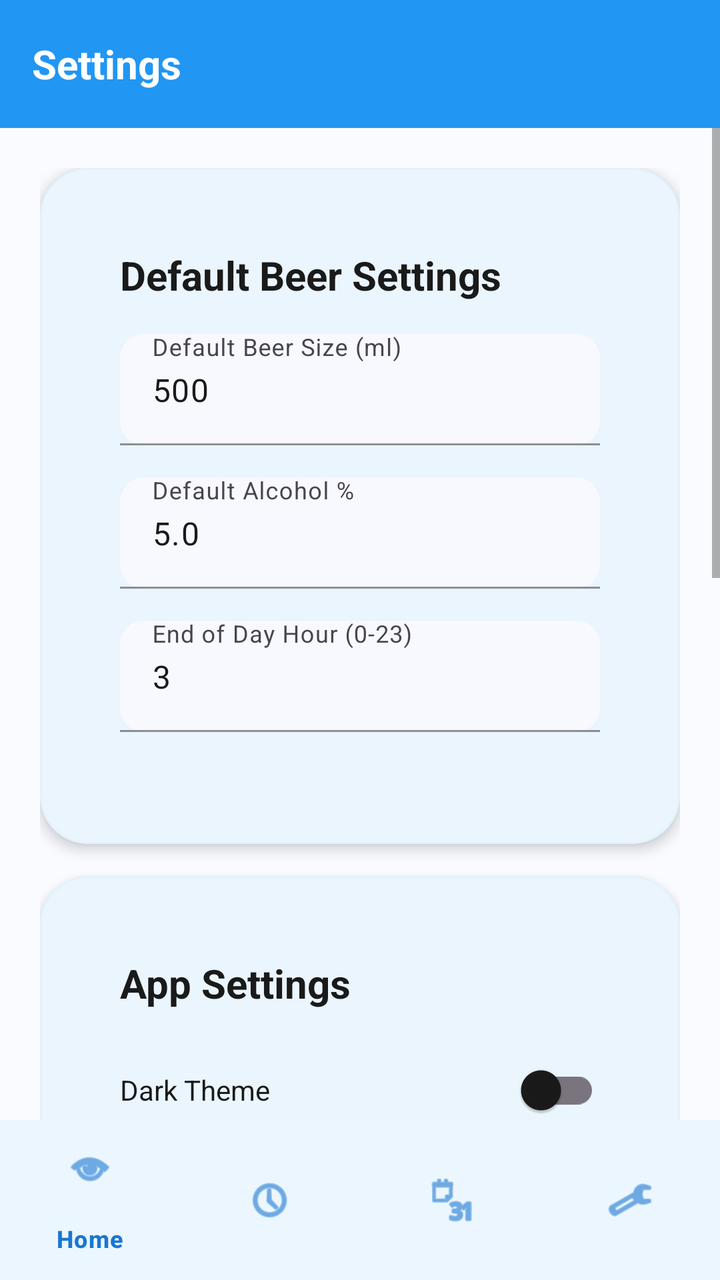
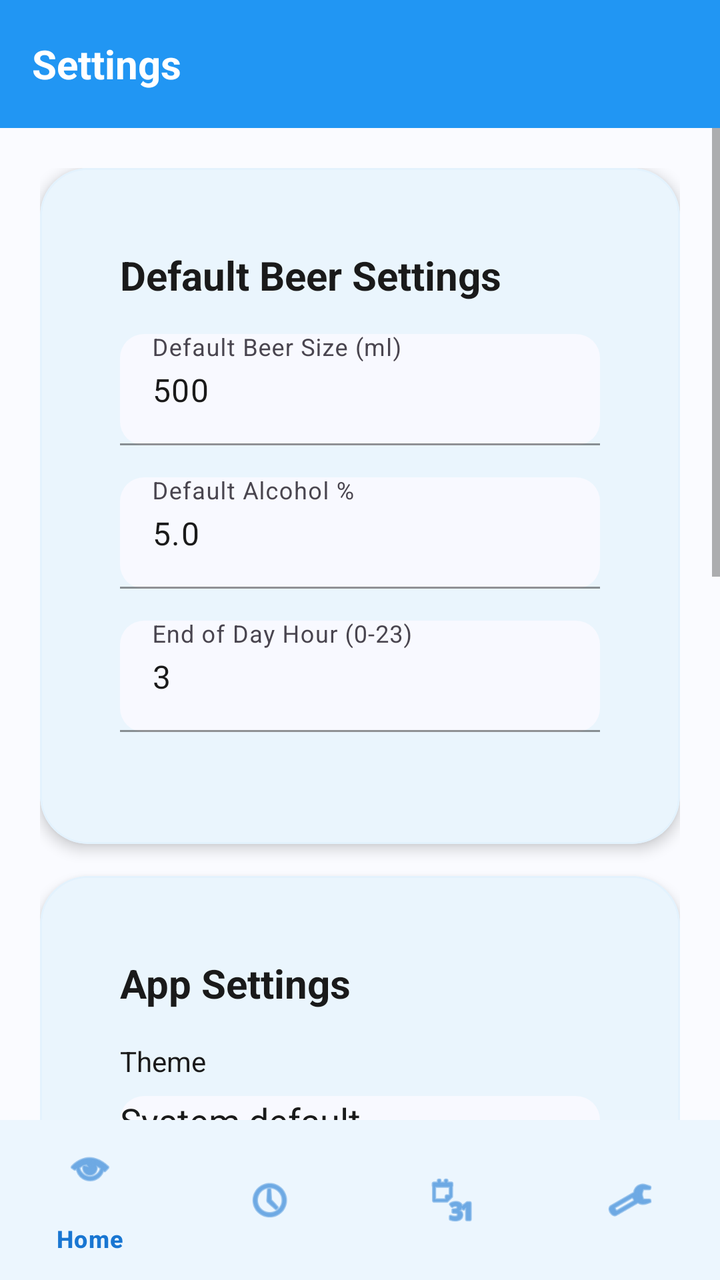

Before-and-after screenshots of an Android layout around one commit, followed by the original layout XML and the change that was made.
<!-- AndroidManifest.xml: activity theme Theme.BrewLog -->
<!-- res/layout/activity_settings.xml -->
<?xml version="1.0" encoding="utf-8"?>
<androidx.coordinatorlayout.widget.CoordinatorLayout xmlns:android="http://schemas.android.com/apk/res/android"
    xmlns:app="http://schemas.android.com/apk/res-auto"
    android:layout_width="match_parent"
    android:layout_height="match_parent">

    <com.google.android.material.appbar.AppBarLayout
        android:layout_width="match_parent"
        android:layout_height="wrap_content"
        android:background="@color/blue_500">

        <com.google.android.material.appbar.MaterialToolbar
            android:id="@+id/toolbar"
            android:layout_width="match_parent"
            android:layout_height="?attr/actionBarSize"
            android:background="@color/blue_500"
            app:title="Settings"
            app:titleTextAppearance="@style/TextAppearance.BrewLog.Title"
            app:titleTextColor="@color/white" />

    </com.google.android.material.appbar.AppBarLayout>

    <ScrollView
        android:layout_width="match_parent"
        android:layout_height="match_parent"
        app:layout_behavior="@string/appbar_scrolling_view_behavior">

        <LinearLayout
            android:layout_width="match_parent"
            android:layout_height="wrap_content"
            android:orientation="vertical"
            android:padding="20dp">

            
            <com.google.android.material.card.MaterialCardView
                android:layout_width="match_parent"
                android:layout_height="wrap_content"
                android:layout_marginBottom="16dp"
                style="@style/Widget.BrewLog.Card">

                <LinearLayout
                    android:layout_width="match_parent"
                    android:layout_height="wrap_content"
                    android:orientation="vertical"
                    android:padding="20dp">

                    <TextView
                        android:layout_width="wrap_content"
                        android:layout_height="wrap_content"
                        android:text="Default Beer Settings"
                        android:textAppearance="@style/TextAppearance.BrewLog.Title"
                        android:textColor="@color/text_primary"
                        android:layout_marginBottom="16dp" />

                    <com.google.android.material.textfield.TextInputLayout
                        android:id="@+id/beer_size_layout"
                        android:layout_width="match_parent"
                        android:layout_height="wrap_content"
                        android:layout_marginBottom="16dp"
                        android:hint="Default Beer Size (ml)"
                        style="@style/Widget.BrewLog.TextInputLayout">

                        <com.google.android.material.textfield.TextInputEditText
                            android:id="@+id/et_beer_size"
                            android:layout_width="match_parent"
                            android:layout_height="wrap_content"
                            android:inputType="number"
                            android:text="500" />

                    </com.google.android.material.textfield.TextInputLayout>

                    <com.google.android.material.textfield.TextInputLayout
                        android:id="@+id/beer_strength_layout"
                        android:layout_width="match_parent"
                        android:layout_height="wrap_content"
                        android:layout_marginBottom="16dp"
                        android:hint="Default Alcohol %"
                        style="@style/Widget.BrewLog.TextInputLayout">

                        <com.google.android.material.textfield.TextInputEditText
                            android:id="@+id/et_beer_strength"
                            android:layout_width="match_parent"
                            android:layout_height="wrap_content"
                            android:inputType="numberDecimal"
                            android:text="5.0" />

                    </com.google.android.material.textfield.TextInputLayout>

                    <com.google.android.material.textfield.TextInputLayout
                        android:layout_width="match_parent"
                        android:layout_height="wrap_content"
                        android:layout_marginBottom="16dp"
                        android:hint="End of Day Hour (0-23)"
                        style="@style/Widget.BrewLog.TextInputLayout">

                        <com.google.android.material.textfield.TextInputEditText
                            android:id="@+id/et_end_of_day"
                            android:layout_width="match_parent"
                            android:layout_height="wrap_content"
                            android:inputType="number"
                            android:text="3" />

                    </com.google.android.material.textfield.TextInputLayout>

                </LinearLayout>

            </com.google.android.material.card.MaterialCardView>

            
            <com.google.android.material.card.MaterialCardView
                android:layout_width="match_parent"
                android:layout_height="wrap_content"
                android:layout_marginBottom="16dp"
                style="@style/Widget.BrewLog.Card">

                <LinearLayout
                    android:layout_width="match_parent"
                    android:layout_height="wrap_content"
                    android:orientation="vertical"
                    android:padding="20dp">

                    <TextView
                        android:layout_width="wrap_content"
                        android:layout_height="wrap_content"
                        android:text="App Settings"
                        android:textAppearance="@style/TextAppearance.BrewLog.Title"
                        android:textColor="@color/text_primary"
                        android:layout_marginBottom="16dp" />

                    <LinearLayout
                        android:layout_width="match_parent"
                        android:layout_height="wrap_content"
                        android:orientation="horizontal"
                        android:gravity="center_vertical"
                        android:layout_marginBottom="16dp">

                        <TextView
                            android:layout_width="0dp"
                            android:layout_height="wrap_content"
                            android:layout_weight="1"
                            android:text="Dark Theme"
                            android:textColor="@color/text_primary" />

                        <com.google.android.material.switchmaterial.SwitchMaterial
                            android:id="@+id/switch_theme"
                            android:layout_width="wrap_content"
                            android:layout_height="wrap_content" />

                    </LinearLayout>

                    <LinearLayout
                        android:layout_width="match_parent"
                        android:layout_height="wrap_content"
                        android:orientation="horizontal"
                        android:gravity="center_vertical"
                        android:layout_marginBottom="16dp">

                        <TextView
                            android:layout_width="0dp"
                            android:layout_height="wrap_content"
                            android:layout_weight="1"
                            android:text="Prevent Screenshots"
                            android:textColor="@color/text_primary" />

                        <com.google.android.material.switchmaterial.SwitchMaterial
                            android:id="@+id/switch_secure"
                            android:layout_width="wrap_content"
                            android:layout_height="wrap_content" />

                    </LinearLayout>

                    <LinearLayout
                        android:layout_width="match_parent"
                        android:layout_height="wrap_content"
                        android:orientation="vertical"
                        android:layout_marginBottom="16dp">

                        <TextView
                            android:layout_width="wrap_content"
                            android:layout_height="wrap_content"
                            android:text="Start of Week"
                            android:textColor="@color/text_primary"
                            android:layout_marginBottom="8dp" />

                        <com.google.android.material.textfield.TextInputLayout
                            android:id="@+id/start_of_week_layout"
                            android:layout_width="match_parent"
                            android:layout_height="wrap_content"
                            style="@style/Widget.BrewLog.TextInputLayout">

                            <AutoCompleteTextView
                                android:id="@+id/et_start_of_week"
                                android:layout_width="match_parent"
                                android:layout_height="wrap_content"
                                android:inputType="none"
                                android:focusable="true"
                                android:clickable="true"
                                android:focusableInTouchMode="true"
                                android:text="Monday" />

                        </com.google.android.material.textfield.TextInputLayout>

                    </LinearLayout>

                    
                    <com.google.android.material.button.MaterialButton
                        android:id="@+id/btn_save_settings"
                        android:layout_width="match_parent"
                        android:layout_height="wrap_content"
                        android:layout_marginTop="16dp"
                        android:text="Save Settings"
                        app:icon="@android:drawable/ic_menu_save"
                        app:iconGravity="textStart"
                        app:iconPadding="8dp"
                        style="@style/Widget.BrewLog.Button" />

                </LinearLayout>

            </com.google.android.material.card.MaterialCardView>

            
            <com.google.android.material.card.MaterialCardView
                android:layout_width="match_parent"
                android:layout_height="wrap_content"
                android:layout_marginBottom="16dp"
                style="@style/Widget.BrewLog.Card">

                <LinearLayout
                    android:layout_width="match_parent"
                    android:layout_height="wrap_content"
                    android:orientation="vertical"
                    android:padding="20dp">

                    <TextView
                        android:layout_width="wrap_content"
                        android:layout_height="wrap_content"
                        android:text="Data Management"
                        android:textAppearance="@style/TextAppearance.BrewLog.Title"
                        android:textColor="@color/text_primary"
                        android:layout_marginBottom="16dp" />

                    <com.google.android.material.button.MaterialButton
                        android:id="@+id/btn_export"
                        android:layout_width="match_parent"
                        android:layout_height="wrap_content"
                        android:layout_marginBottom="12dp"
                        android:text="Export Data"
                        app:icon="@android:drawable/ic_menu_upload"
                        app:iconGravity="textStart"
                        app:iconPadding="8dp"
                        style="@style/Widget.BrewLog.Button.Outlined" />

                    <com.google.android.material.button.MaterialButton
                        android:id="@+id/btn_import"
                        android:layout_width="match_parent"
                        android:layout_height="wrap_content"
                        android:layout_marginBottom="12dp"
                        android:text="Import Data"
                        app:icon="@android:drawable/ic_menu_upload"
                        app:iconGravity="textStart"
                        app:iconPadding="8dp"
                        style="@style/Widget.BrewLog.Button.Outlined" />

                    <com.google.android.material.button.MaterialButton
                        android:id="@+id/btn_delete_all"
                        android:layout_width="match_parent"
                        android:layout_height="wrap_content"
                        android:layout_marginBottom="12dp"
                        android:text="Delete All Data"
                        app:icon="@android:drawable/ic_menu_delete"
                        app:iconGravity="textStart"
                        app:iconPadding="8dp"
                        style="@style/Widget.BrewLog.Button.Outlined" />

                    <com.google.android.material.button.MaterialButton
                        android:id="@+id/btn_redo_initial_setup"
                        android:layout_width="match_parent"
                        android:layout_height="wrap_content"
                        android:text="Redo Initial Setup"
                        app:icon="@android:drawable/ic_menu_manage"
                        app:iconGravity="textStart"
                        app:iconPadding="8dp"
                        style="@style/Widget.BrewLog.Button.Outlined" />

                </LinearLayout>

            </com.google.android.material.card.MaterialCardView>

            
            <com.google.android.material.card.MaterialCardView
                android:layout_width="match_parent"
                android:layout_height="wrap_content"
                android:layout_marginBottom="16dp"
                style="@style/Widget.BrewLog.Card">

                <LinearLayout
                    android:layout_width="match_parent"
                    android:layout_height="wrap_content"
                    android:orientation="vertical"
                    android:padding="20dp">

                    <TextView
                        android:layout_width="wrap_content"
                        android:layout_height="wrap_content"
                        android:text="Health Guidelines"
                        android:textAppearance="@style/TextAppearance.BrewLog.Title"
                        android:textColor="@color/text_primary"
                        android:layout_marginBottom="16dp" />

                    <TextView
                        android:id="@+id/tv_info_guidelines"
                        android:layout_width="match_parent"
                        android:layout_height="wrap_content"
                        android:text="Tap to view personalized health guidelines based on your drink preferences."
                        android:textAppearance="@style/TextAppearance.BrewLog.Body2"
                        android:textColor="@color/text_secondary"
                        android:clickable="true"
                        android:focusable="true"
                        android:background="?android:attr/selectableItemBackground" />

                </LinearLayout>

            </com.google.android.material.card.MaterialCardView>

            
            <com.google.android.material.card.MaterialCardView
                android:layout_width="match_parent"
                android:layout_height="wrap_content"
                android:layout_marginBottom="16dp"
                style="@style/Widget.BrewLog.Card">

                <LinearLayout
                    android:layout_width="match_parent"
                    android:layout_height="wrap_content"
                    android:orientation="vertical"
                    android:padding="20dp">

                    <TextView
                        android:id="@+id/tv_version"
                        android:layout_width="wrap_content"
                        android:layout_height="wrap_content"
                        android:text="Version: 0.0.3-dev"
                        android:textAppearance="@style/TextAppearance.BrewLog.Body2"
                        android:textColor="@color/text_secondary" />

                </LinearLayout>

            </com.google.android.material.card.MaterialCardView>

        </LinearLayout>
    </ScrollView>

    <com.google.android.material.bottomnavigation.BottomNavigationView
        android:id="@+id/bottom_nav"
        android:layout_width="match_parent"
        android:layout_height="wrap_content"
        android:layout_gravity="bottom"
        android:background="@color/surface"
        app:menu="@menu/menu_bottom"
        app:itemIconTint="@color/blue_700"
        app:itemTextColor="@color/blue_700" />

</androidx.coordinatorlayout.widget.CoordinatorLayout>
<!-- resources referenced by this layout -->
<resources>
  <color name="blue_500">#2196F3</color>
  <color name="blue_700">#1976D2</color>
  <color name="surface">#FFFFFF</color>
  <color name="text_primary">#1A1A1A</color>
  <color name="text_secondary">#666666</color>
  <color name="white">#FFFFFF</color>
  <style name="TextAppearance.BrewLog.Body2" parent="TextAppearance.Material3.BodyMedium">
          <item name="android:textColor">@color/text_secondary</item>
          <item name="android:textSize">14sp</item>
      </style>
  <style name="TextAppearance.BrewLog.Title" parent="TextAppearance.Material3.TitleLarge">
          <item name="android:textColor">@color/text_primary</item>
          <item name="android:textSize">20sp</item>
          <item name="android:textStyle">bold</item>
      </style>
  <style name="Widget.BrewLog.Button" parent="Widget.Material3.Button">
          <item name="android:textColor">@color/white</item>
          <item name="backgroundTint">@color/blue_500</item>
          <item name="cornerRadius">24dp</item>
          <item name="android:paddingStart">24dp</item>
          <item name="android:paddingEnd">24dp</item>
          <item name="android:paddingTop">12dp</item>
          <item name="android:paddingBottom">12dp</item>
          <item name="android:textSize">14sp</item>
          <item name="android:fontFamily">sans-serif-medium</item>
          <item name="android:textStyle">normal</item>
          <item name="android:includeFontPadding">false</item>
      </style>
  <style name="Widget.BrewLog.Card" parent="Widget.Material3.CardView.Elevated">
          <item name="cardBackgroundColor">@color/card_background</item>
          <item name="cardElevation">4dp</item>
          <item name="cardCornerRadius">24dp</item>
          <item name="contentPadding">20dp</item>
          <item name="strokeColor">@color/border</item>
          <item name="strokeWidth">1dp</item>
      </style>
  <style name="Widget.BrewLog.TextInputLayout" parent="Widget.Material3.TextInputLayout.OutlinedBox">
          <item name="boxBackgroundMode">filled</item>
          <item name="boxBackgroundColor">@color/input_background</item>
          <item name="boxCornerRadiusBottomEnd">12dp</item>
          <item name="boxCornerRadiusBottomStart">12dp</item>
          <item name="boxCornerRadiusTopEnd">12dp</item>
          <item name="boxCornerRadiusTopStart">12dp</item>
          <item name="boxStrokeColor">@color/blue_500</item>
          <item name="hintTextColor">@color/blue_500</item>
      </style>
  <color name="card_background">#FFFFFF</color>
  <color name="border">#E3F2FD</color>
  <color name="input_background">#F8F9FF</color>
  <color name="accent">#03DAC6</color>
  <color name="accent_dark">#018786</color>
  <color name="black">#000000</color>
  <color name="background">#FAFBFF</color>
  <color name="surface_variant">#F5F7FF</color>
  <color name="text_on_surface">#1A1A1A</color>
  <color name="text_hint">#BDBDBD</color>
  <style name="Widget.BrewLog.TextInputLayout.OutlinedBox" parent="Widget.Material3.TextInputLayout.OutlinedBox">
          <item name="boxBackgroundMode">filled</item>
          <item name="boxBackgroundColor">@color/input_background</item>
          <item name="boxCornerRadiusBottomEnd">12dp</item>
          <item name="boxCornerRadiusBottomStart">12dp</item>
          <item name="boxCornerRadiusTopEnd">12dp</item>
          <item name="boxCornerRadiusTopStart">12dp</item>
          <item name="boxStrokeColor">@color/blue_500</item>
          <item name="hintTextColor">@color/blue_500</item>
      </style>
  <!-- unchanged entries left out for length: 2 -->
</resources>

<!-- the commit's change to res/layout/activity_settings.xml (unified diff, before → after) -->
@@ -130,21 +130,33 @@
                     <LinearLayout
                         android:layout_width="match_parent"
                         android:layout_height="wrap_content"
-                        android:orientation="horizontal"
-                        android:gravity="center_vertical"
+                        android:orientation="vertical"
                         android:layout_marginBottom="16dp">
 
                         <TextView
-                            android:layout_width="0dp"
-                            android:layout_height="wrap_content"
-                            android:layout_weight="1"
-                            android:text="Dark Theme"
-                            android:textColor="@color/text_primary" />
-
-                        <com.google.android.material.switchmaterial.SwitchMaterial
-                            android:id="@+id/switch_theme"
                             android:layout_width="wrap_content"
-                            android:layout_height="wrap_content" />
+                            android:layout_height="wrap_content"
+                            android:text="Theme"
+                            android:textColor="@color/text_primary"
+                            android:layout_marginBottom="8dp" />
+
+                        <com.google.android.material.textfield.TextInputLayout
+                            android:id="@+id/theme_layout"
+                            android:layout_width="match_parent"
+                            android:layout_height="wrap_content"
+                            style="@style/Widget.BrewLog.TextInputLayout">
+
+                            <AutoCompleteTextView
+                                android:id="@+id/et_theme"
+                                android:layout_width="match_parent"
+                                android:layout_height="wrap_content"
+                                android:inputType="none"
+                                android:focusable="true"
+                                android:clickable="true"
+                                android:focusableInTouchMode="true"
+                                android:text="System default" />
+
+                        </com.google.android.material.textfield.TextInputLayout>
 
                     </LinearLayout>
 
